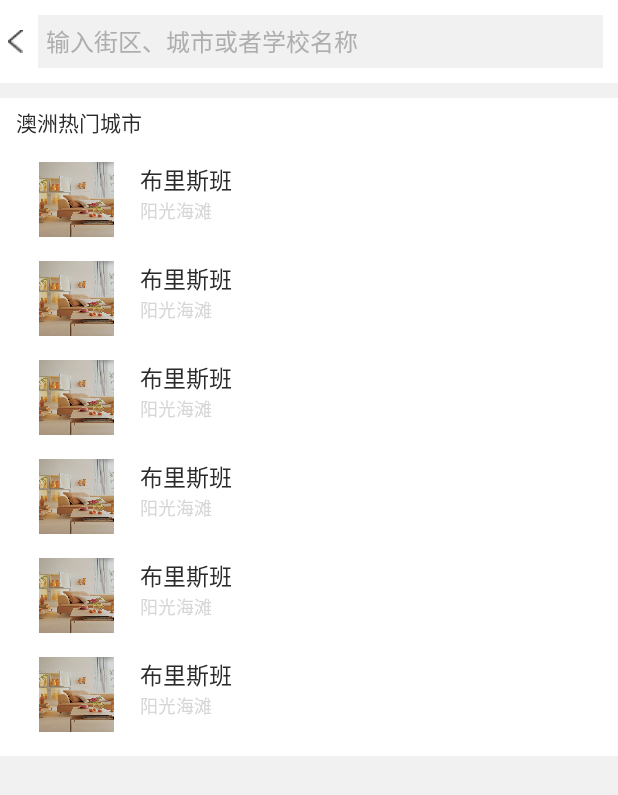
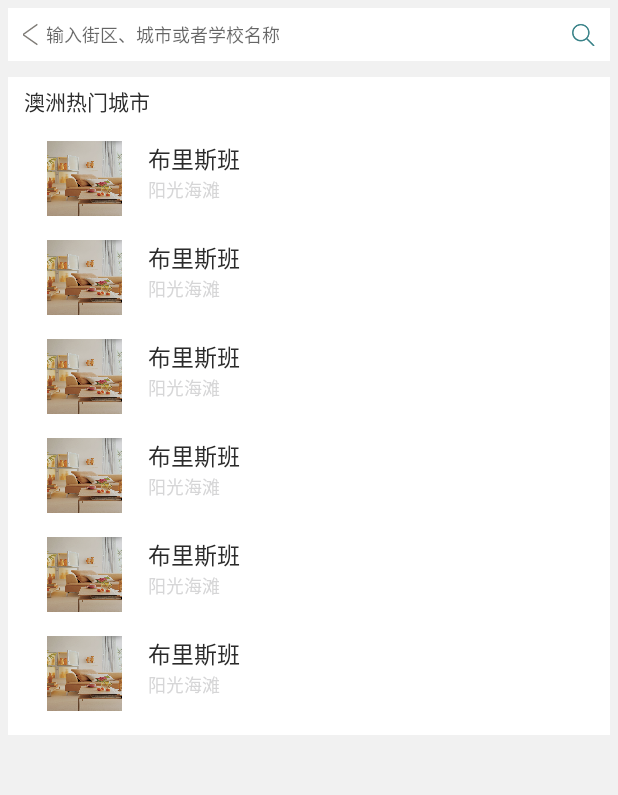
Before and after one commit to xkjywan/BThouse, an Android app: the SearchActivity screen opened directly, with no data from a screen before it, on a phone screen of 412 x 824 dp. Shown: the top 795 px of the screen. Run offline under Robolectric (Android 15) with nearby library versions, the phone set to English and light mode, and no system bars; our stand-ins replace ButterKnife, CircleImageView, EventBus; libraries missing offline, so code that uses them is left out: com.github.nukc.stateview, com.tencent.mm, retrofit2.adapter.rxjava, rx.android.schedulers, rx.schedulers and 1 more; 1 statement that could not run was skipped.

```diff
--- a/app/src/main/AndroidManifest.xml
+++ b/app/src/main/AndroidManifest.xml
@@ -10,6 +10,7 @@
         android:label="@string/app_name"
         android:roundIcon="@drawable/ic_launcher"
         android:supportsRtl="true"
+        android:resizeableActivity="true"
         android:theme="@style/AppTheme">
         <activity android:name="com.bthouse.ui.activity.SplashActivity">
             <intent-filter>
@@ -39,6 +40,8 @@
             android:screenOrientation="portrait"
             android:theme="@android:style/Theme.Translucent.NoTitleBar" />
 
+
+      <!--  <meta-data android：name = "android.max_aspect" android：value = "ratio_float"/>-->
     </application>
 
 
--- a/app/src/main/java/com/bthouse/config/AppConfig.java
+++ b/app/src/main/java/com/bthouse/config/AppConfig.java
@@ -15,7 +15,8 @@ public class AppConfig {
 
     public static String MY_CAMERA_PATH = Environment.getExternalStorageDirectory().getAbsolutePath() + "/Camera/";
 
-    public static final String BASE_SERVER_URL = "http://www.islistings.com:81/";//BT测试地址
+//    public static final String BASE_SERVER_URL = "http://www.islistings.com:81/";//BT测试地址
+    public static final String BASE_SERVER_URL = "http://wsmallapp.islistings.com";//BT测试地址
     //public static final String BASE_SERVER_URL = "http://117.48.214.30:18080/evaluate/";//京东云
 //    public static final String BASE_SERVER_URL = "http://192.168.2.103:8080/evaluate/";
     public static final String UPDATE_VERSION_URL = "http://117.48.214.30:18080/evaluate/app/updateVersion";
--- a/app/src/main/java/com/bthouse/ui/activity/SearchActivity.java
+++ b/app/src/main/java/com/bthouse/ui/activity/SearchActivity.java
@@ -68,7 +68,7 @@ public class SearchActivity extends BaseActivity<LoginPresenter> implements Ilog
         cityAdapter.setOnItemClickLitener(new OnItemClickListener() {
             @Override
             public void onItemClick(View view, int position) {
-//                HouseSearchResultActivity.startActivity();
+                HouseSearchResultActivity.startActivity();
             }
         });
         result.setLayoutManager(new LinearLayoutManager(this));
--- a/app/src/main/res/layout/activity_regist.xml
+++ b/app/src/main/res/layout/activity_regist.xml
@@ -43,7 +43,7 @@
             android:layout_height="wrap_content"
             android:paddingTop="@dimen/dp_10">
 
-            <com.bthouse.view.ClearEditText
+            <EditText
                 android:id="@+id/et_username"
                 style="@style/input_text_style"
                 android:layout_width="fill_parent"
@@ -69,13 +69,14 @@
                 android:layout_height="wrap_content"
                 >
 
-                <com.bthouse.view.ClearEditText
+                <EditText
                     android:id="@+id/et_code"
                     style="@style/input_text_style"
                     android:layout_width="fill_parent"
                     android:layout_height="wrap_content"
                     android:background="@null"
                     android:hint="请输入验证码"
+
                     android:singleLine="true"
                     android:textColor="@color/input_text_color"
                     android:textColorHint="@color/hint_text_color" />
@@ -113,6 +114,7 @@
             android:layout_weight="1"
             android:background="@color/white"
             android:layout_marginTop="@dimen/dp_10"
+            android:visibility="gone"
             android:gravity="center">
             <TextView
                 android:id="@+id/tv_email"
--- a/app/src/main/res/layout/activity_search.xml
+++ b/app/src/main/res/layout/activity_search.xml
@@ -11,6 +11,7 @@
         android:layout_width="fill_parent"
         android:layout_height="wrap_content"
         android:background="@color/white"
+        android:layout_margin="5dp"
         >
 
         <Button
@@ -19,24 +20,31 @@
             android:layout_height="15dp"
             android:layout_centerVertical="true"
             android:layout_gravity="left"
-            android:background="@mipmap/hhleftback"
-            android:layout_marginLeft="5dp"
+            android:layout_marginLeft="10dp"
+            android:background="@drawable/back"
+
             />
 
         <EditText
-            android:layout_width="fill_parent"
+            android:id="@+id/et_search_key"
+            android:layout_width="wrap_content"
             android:layout_height="35dp"
-            android:background="#F1F1F1"
+            android:layout_marginLeft="5dp"
             android:layout_toRightOf="@+id/bt_back"
-            android:layout_margin="10dp"
-            android:hint="输入街区、城市或者学校名称"
-            android:textSize="@dimen/sp_12"
-            android:textColorHint="@color/hint_text_color"
-            android:padding="@dimen/dp_5"
-            android:layout_marginLeft="5dp"
+            android:background="@color/white"
             android:focusable="true"
             android:focusableInTouchMode="true"
-            />
+            android:hint="输入街区、城市或者学校名称"
+            android:textSize="@dimen/sp_10" />
+
+        <ImageView
+            android:layout_width="15dp"
+            android:layout_height="15dp"
+            android:layout_centerVertical="true"
+            android:layout_alignParentRight="true"
+            android:layout_marginEnd="@dimen/dp_10"
+            android:background="@drawable/sssousuo"/>
+
 
     </RelativeLayout>
 
@@ -46,8 +54,9 @@
         android:layout_height="wrap_content"
         android:background="@color/white"
         android:orientation="vertical"
-        android:layout_marginTop="10dp"
-        android:padding="5dp">
+        android:layout_margin="5dp"
+        android:padding="5dp"
+        >
 
         <TextView
             android:layout_width="fill_parent"
--- a/app/src/main/res/values/styles.xml
+++ b/app/src/main/res/values/styles.xml
@@ -12,6 +12,7 @@
     <!-- Base application theme. -->
     <style name="AppTheme" parent="AppTheme.Base">
         <item name="windowNoTitle">true</item>
+        <!--跳转动画设置-->
         <item name="android:windowAnimationStyle">@style/AnimationActivity</item>
     </style>
 
```
Also changed, not shown: app/src/main/java/com/bthouse/MainActivity.java (+4 -3 lines), app/src/main/java/com/bthouse/ui/fragment/SearchFragment.java (renamed from app/src/main/java/com/bthouse/ui/fragment/OneFragment.java, +2 -6 lines), app/src/main/res/layout/fragment_search.xml (renamed from app/src/main/res/layout/fragment_one.xml, +5 -3 lines), app/src/main/res/drawable/back.png (added), app/src/main/res/drawable/sousuolanss.png (added), app/src/main/res/drawable/sssousuo.png (added).
